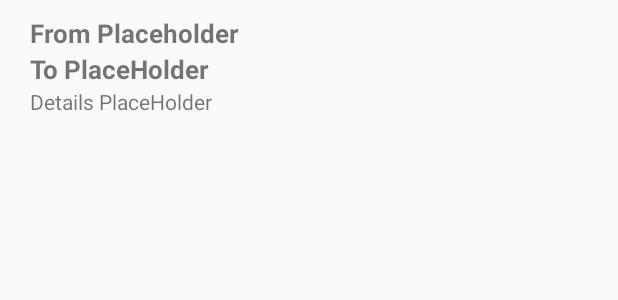
After one commit to ericywl/InfoSys-Android-Tour, an Android app: the layout detailslistview_row.xml on its own in the app's theme, with its tools: preview values and no code run, on a phone screen of 412 x 824 dp. The commit adds this screen. Shown: the top 300 px of the screen. Run offline under Robolectric (Android 15) with nearby library versions, the phone set to English and light mode, and no system bars.

Commit message:
should be done

```diff
--- a/app/src/main/res/layout/activity_plan.xml
+++ b/app/src/main/res/layout/activity_plan.xml
@@ -6,7 +6,7 @@
     android:orientation="vertical">
 
     <ListView
-        android:id="@+id/list_view"
+        android:id="@+id/plan_listview"
         android:layout_width="match_parent"
         android:layout_height="0sp"
         android:layout_weight="0.82" />
--- /dev/null
+++ b/app/src/main/res/layout/detailslistview_row.xml
@@ -0,0 +1,37 @@
+<?xml version="1.0" encoding="utf-8"?>
+<LinearLayout xmlns:android="http://schemas.android.com/apk/res/android"
+              android:layout_width="match_parent"
+              android:layout_height="match_parent"
+              android:orientation="vertical">
+
+    <TextView
+        android:id="@+id/from_text"
+        android:layout_width="match_parent"
+        android:layout_height="wrap_content"
+        android:layout_marginEnd="20sp"
+        android:layout_marginStart="20sp"
+        android:layout_marginTop="10sp"
+        android:text="From Placeholder"
+        android:textSize="17sp"
+        android:textStyle="bold"/>
+
+    <TextView
+        android:id="@+id/to_text"
+        android:layout_width="match_parent"
+        android:layout_height="wrap_content"
+        android:layout_marginEnd="20sp"
+        android:layout_marginStart="20sp"
+        android:text="To PlaceHolder"
+        android:textSize="17sp"
+        android:textStyle="bold"/>
+
+    <TextView
+        android:id="@+id/details_text"
+        android:layout_width="match_parent"
+        android:layout_height="wrap_content"
+        android:layout_marginBottom="10sp"
+        android:layout_marginEnd="20sp"
+        android:layout_marginStart="20sp"
+        android:text="Details PlaceHolder"/>
+
+</LinearLayout>
--- a/app/src/main/res/values/strings.xml
+++ b/app/src/main/res/values/strings.xml
@@ -10,4 +10,5 @@
     <string name="settings">Settings</string>
     <string name="add_all">Add All</string>
     <string name="show_details">Show Details</string>
+    <string name="hide_details">Hide Details</string>
 </resources>
```
Also changed, not shown: app/src/main/java/eric/myapplication/Activity/PlanActivity.java (+10 -8 lines), app/src/main/java/eric/myapplication/Activity/PlanMapsActivity.java (+30 -3 lines), app/src/main/java/eric/myapplication/Adapter/DetailsListAdapter.java (added, +76 -0 lines), app/src/main/java/eric/myapplication/Adapter/PlanListAdapter.java (renamed from app/src/main/java/eric/myapplication/Adapter/CustomListAdapter.java, +5 -5 lines), app/src/main/res/layout/activity_plan_maps.xml (+31 -4 lines), app/src/main/res/layout/planlistview_row.xml (renamed from app/src/main/res/layout/listview_row.xml).
